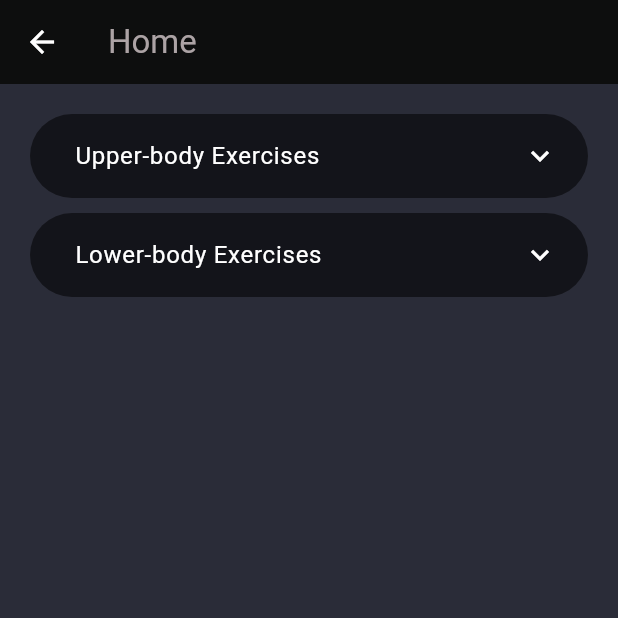
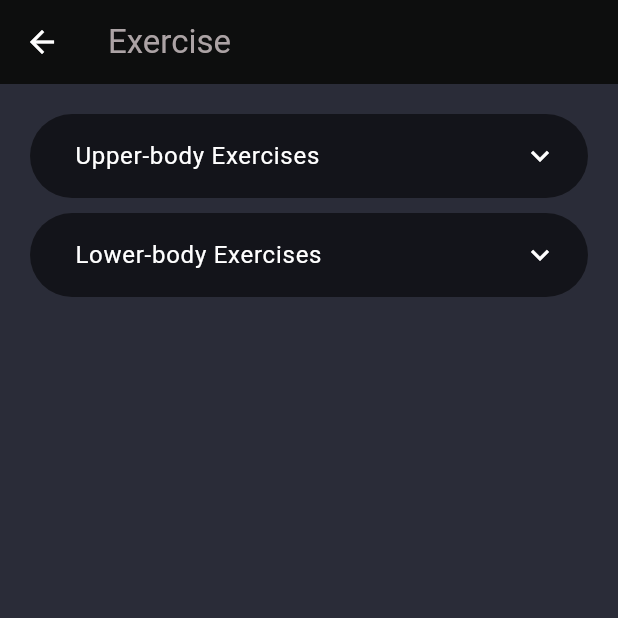
Before and after one commit to LukaszStawarz/flutter_workoutapp, a Flutter app: the HomeScreenWidget screen opened directly, item 5 of the bottom bar chosen, on a phone screen of 412 x 824 dp, the top half of it. Run offline on Flutter 3.47's test engine with Material 3 defaults, Android fonts, the phone set to English and light mode, and no system bars; our stand-ins replace cloud_firestore, firebase_auth, firebase_core, firebase_storage, flutter_svg, google_fonts; accounts and stored records are empty; project files that could hold a hidden picture were left out.

Commit message:
logout, plany treningowe

```diff
--- /dev/null
+++ b/lib/models/plans.dart
@@ -0,0 +1,17 @@
+import 'package:json_annotation/json_annotation.dart';
+part 'plans.g.dart';
+
+@JsonSerializable()
+class Plan {
+  const Plan(
+    this.imageURL, {
+    required this.title,
+  });
+
+  final String title;
+  final String imageURL;
+
+  factory Plan.fromJson(Map<String, dynamic> json) => _$PlanFromJson(json);
+
+  Map<String, dynamic> toJson() => _$PlanToJson(this);
+}
--- a/lib/screens/login/forgot_pass_screen.dart
+++ b/lib/screens/login/forgot_pass_screen.dart
@@ -1,7 +1,7 @@
 import 'package:flutter/material.dart';
 import 'package:google_fonts/google_fonts.dart';
-import 'package:gymapp/model/button_bp.dart';
-import 'package:gymapp/model/textinput.dart';
+import 'package:gymapp/widgets/button_bp.dart';
+import 'package:gymapp/widgets/textinput.dart';
 import 'package:gymapp/screens/login/remind_pass_screen.dart';
 
 class ForgotPasswordScreen extends StatefulWidget {
--- a/lib/screens/login/sign_up_screen.dart
+++ b/lib/screens/login/sign_up_screen.dart
@@ -2,9 +2,9 @@ import 'package:cloud_firestore/cloud_firestore.dart';
 import 'package:flutter/material.dart';
 import 'package:flutter/widgets.dart';
 import 'package:google_fonts/google_fonts.dart';
-import 'package:gymapp/model/button_bp.dart';
-import 'package:gymapp/model/flat_text_button.dart';
-import 'package:gymapp/model/textinput.dart';
+import 'package:gymapp/widgets/button_bp.dart';
+import 'package:gymapp/widgets/flat_text_button.dart';
+import 'package:gymapp/widgets/textinput.dart';
 import 'package:gymapp/screens/login/forgot_pass_screen.dart';
 import 'package:gymapp/screens/login/log_in_screen.dart';
 import 'package:firebase_auth/firebase_auth.dart';
--- a/lib/screens/login/start_screen.dart
+++ b/lib/screens/login/start_screen.dart
@@ -1,5 +1,5 @@
 import 'package:flutter/material.dart';
-import 'package:gymapp/model/button_bp.dart';
+import 'package:gymapp/widgets/button_bp.dart';
 import 'package:gymapp/screens/login/log_in_screen.dart';
 
 class StartScreen extends StatelessWidget {
--- a/lib/screens/main_screen_widget.dart
+++ b/lib/screens/main_screen_widget.dart
@@ -23,14 +23,38 @@
   @override
   Widget build(BuildContext context) {
     //final ThemeData theme = Theme.of(context);
+    Widget titleWidget = const Text('');
+    if (currentPageIndex == 0) {
+      titleWidget = const Text(
+        'Profile',
+        style: TextStyle(color: Color(0xffACA3A5)),
+      );
+    } else if (currentPageIndex == 1) {
+      titleWidget = const Text(
+        'History',
+        style: TextStyle(color: Color(0xffACA3A5)),
+      );
+    } else if (currentPageIndex == 2) {
+      titleWidget = const Text(
+        'Home',
+        style: TextStyle(color: Color(0xffACA3A5)),
+      );
+    } else if (currentPageIndex == 3) {
+      titleWidget = const Text(
+        'Plans',
+        style: TextStyle(color: Color(0xffACA3A5)),
+      );
+    } else if (currentPageIndex == 4) {
+      titleWidget = const Text(
+        'Exercise',
+        style: TextStyle(color: Color(0xffACA3A5)),
+      );
+    }
 
     return Scaffold(
       appBar: AppBar(
         backgroundColor: const Color.fromARGB(255, 13, 14, 14),
-        title: const Text(
-          'Home',
-          style: TextStyle(color: Color(0xffACA3A5)),
-        ),
+        title: titleWidget,
       ),
       bottomNavigationBar: NavigationBar(
         backgroundColor: const Color(0xff161818),
--- a/lib/screens/profile_screen.dart
+++ b/lib/screens/profile_screen.dart
@@ -1,11 +1,12 @@
 // ignore_for_file: no_leading_underscores_for_local_identifiers
 
+import 'package:firebase_auth/firebase_auth.dart';
 import 'package:flutter/material.dart';
 import 'package:flutter_svg/flutter_svg.dart';
 import 'package:flutter_svg/svg.dart';
 import 'package:google_fonts/google_fonts.dart';
 import 'package:gymapp/gen/assets.gen.dart';
-import 'package:gymapp/model/button_bp.dart';
+import 'package:gymapp/widgets/button_bp.dart';
 import 'package:gymapp/screens/login/log_in_screen.dart';
 import 'package:gymapp/screens/profile_sub_screens/achievements_screen.dart';
 import 'package:gymapp/screens/profile_sub_screens/contact_us_screen.dart';
@@ -163,6 +164,7 @@ class ProfileScreen extends StatelessWidget {
                 child: ButtonBP(
                   buttonText: 'Log Out',
                   onClick: () {
+                    FirebaseAuth.instance.signOut();
                     _selectedLogOutButton();
                   },
                   isBig: false,
--- a/pubspec.yaml
+++ b/pubspec.yaml
@@ -41,6 +41,9 @@ dependencies:
   firebase_core: ^3.1.0
   firebase_auth: ^5.1.0
   cloud_firestore: ^5.0.1
+  json_annotation: ^4.9.0
+  provider: ^6.1.2
+  firebase_storage: ^12.0.1
 
 dev_dependencies:
   flutter_test:
@@ -53,6 +56,7 @@ dev_dependencies:
   # package. See that file for information about deactivating specific lint
   # rules and activating additional ones.
   flutter_lints: ^3.0.0
+  json_serializable: ^6.8.0
 
 # For information on the generic Dart part of this file, see the
 # following page: https://dart.dev/tools/pub/pubspec
```
Also changed, not shown: lib/main.dart (+19 -8 lines), lib/providers/plans_provider.dart (added, +23 -0 lines), lib/screens/login/log_in_screen.dart (+14 -7 lines), lib/screens/plan_screen.dart (+31 -66 lines), lib/screens/selected_plan_screen.dart (added, +16 -0 lines), lib/widgets/plan_widget.dart (added, +58 -0 lines), lib/models/plans.g.dart (added), lib/widgets/button_bp.dart (renamed from lib/model/button_bp.dart), lib/widgets/flat_text_button.dart (renamed from lib/model/flat_text_button.dart), lib/widgets/textinput.dart (renamed from lib/model/textinput.dart), pubspec.lock, 3 other files.
